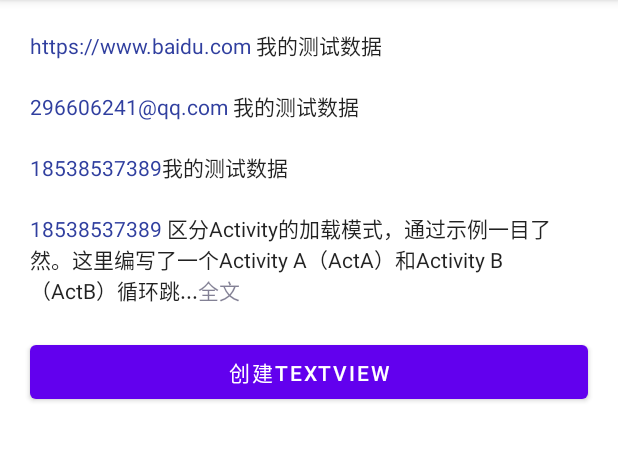
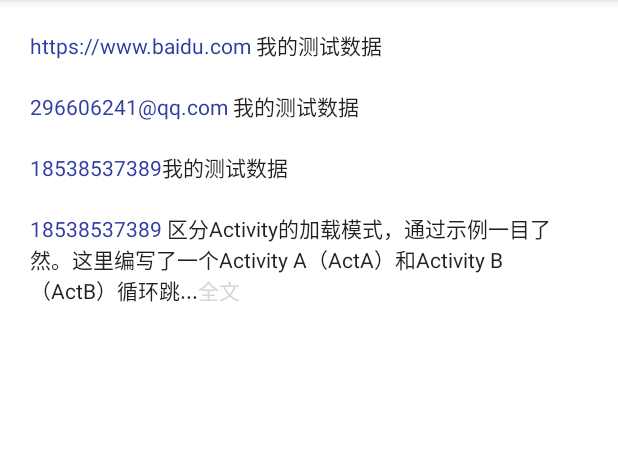
Before and after one commit to wukuiqing49/CommonProject, an Android app: the TextViewActivity screen opened directly, with no data from a screen before it, on a phone screen of 412 x 824 dp, the part 84-545 px from its top. Run offline under Robolectric (Android 15) with nearby library versions, the phone set to English and light mode, and no system bars; our stand-ins replace data binding.

```diff
--- a/app/build.gradle
+++ b/app/build.gradle
@@ -91,5 +91,5 @@ dependencies {
     api "com.scwang.smartrefresh:SmartRefreshHeader:1.1.0-alpha-6"
     api project(path: ':lib_network')
     implementation project(path: ':lib_view')
-//    implementation 'com.github.wukuiqing49:CommonProject:v1.0.3'
+    implementation 'com.github.wukuiqing49:CommonProject:v1.0.4'
 }
--- a/app/src/main/java/com/wu/third/textview/TextViewActivity.kt
+++ b/app/src/main/java/com/wu/third/textview/TextViewActivity.kt
@@ -21,26 +21,6 @@ class TextViewActivity : AppCompatActivity() {
     var binding:ActivityTextviewBinding?=null
     override fun onCreate(savedInstanceState: Bundle?) {
         super.onCreate(savedInstanceState)
-
         binding = DataBindingUtil.setContentView<ActivityTextviewBinding>(this, R.layout.activity_textview)
-        initView()
-
     }
-
-    private fun initView() {
-//        binding!!.tv1.setNeedForceEventToParent(true)
-//        binding!!.tv1.setOnAutoLinkLongClickListener()
-        binding!!.btCreate.setOnClickListener {
-            getData()
-        }
-    }
-
-
-    private fun getData() {
-       var textView= AutoLinkTextView(this)
-
-
-    }
-
-
 }
--- a/app/src/main/res/layout/activity_textview.xml
+++ b/app/src/main/res/layout/activity_textview.xml
@@ -47,19 +47,10 @@
         app:maxCollapsedLength="80"
         app:new_collapseHint="收起"
         app:new_expandHint="全文"
+        app:new_hintColor="@color/color_m_red"
         android:layout_height="wrap_content"
         android:text="18538537389 区分Activity的加载模式，通过示例一目了然。这里编写了一个Activity A（ActA）和Activity B（ActB）循环跳转的例子。对加载模式修改和代码做稍微改动，就可以说明四种模式的区别"
         tools:ignore="MissingConstraints" />
 
-    <Button
-        android:id="@+id/bt_create"
-        android:layout_marginTop="20dp"
-        android:layout_marginRight="20dp"
-        android:layout_marginLeft="20dp"
-        android:layout_width="match_parent"
-        android:layout_height="wrap_content"
-        android:text="创建TextView"
-        tools:ignore="MissingConstraints" />
-
 </LinearLayout>
 </layout>
```
Also changed, not shown: 2 other files.
